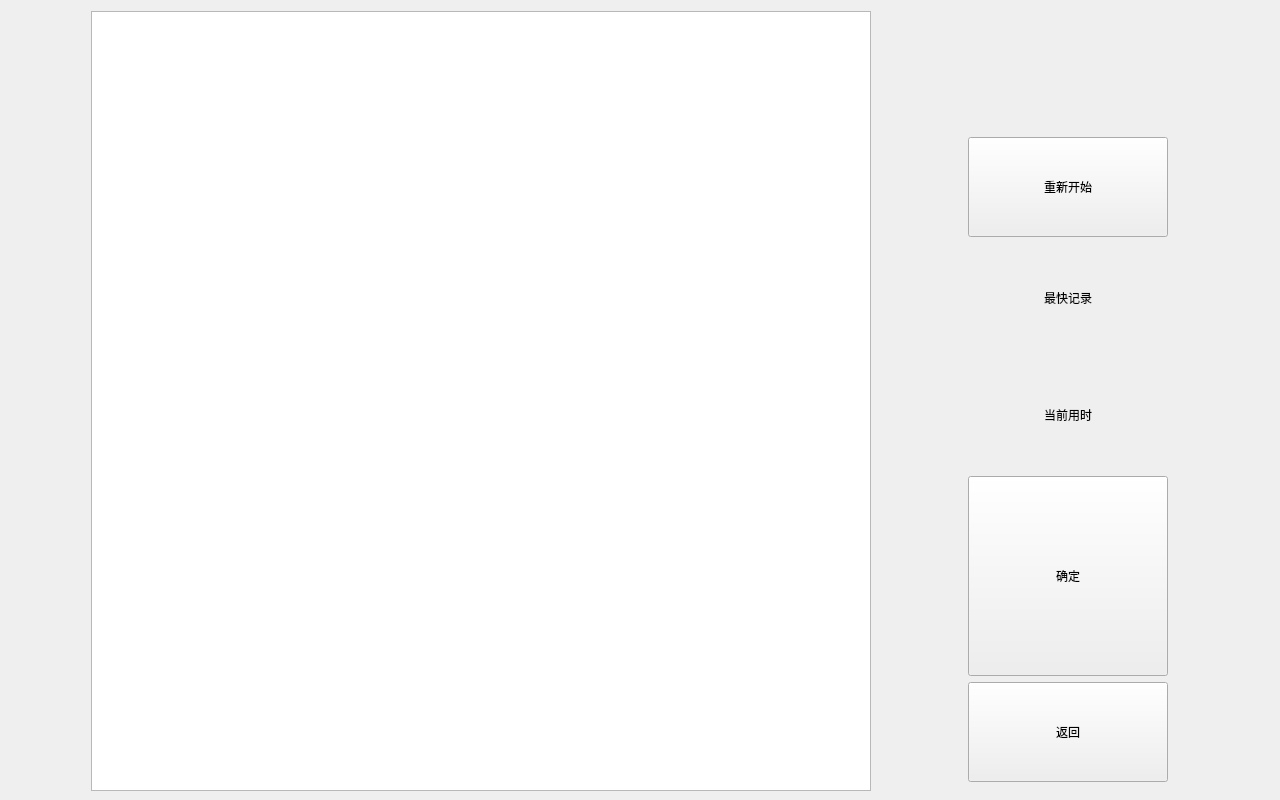
Qt form Source/Forms/gameplay.ui (wutongshufqw/Game) before a commit.
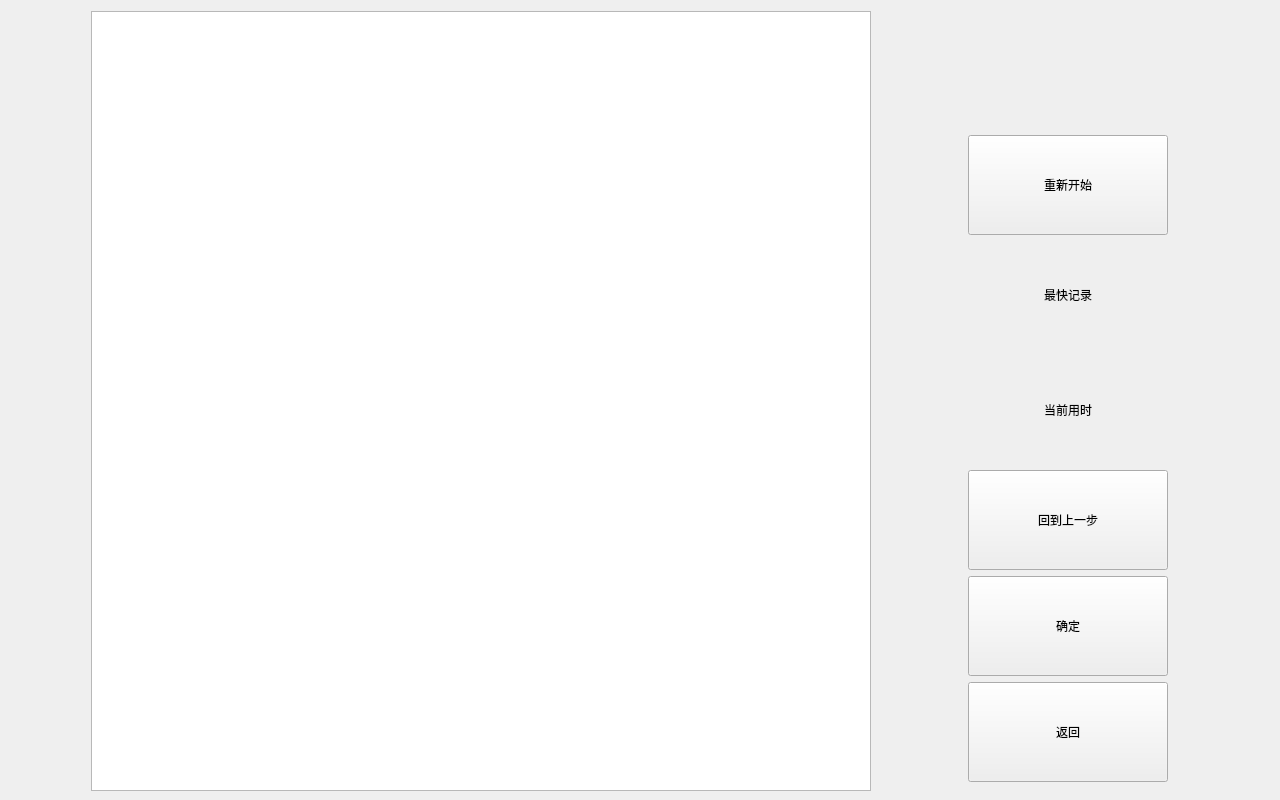
The same form after that commit.

```diff
--- a/Source/Forms/gameplay.ui
+++ b/Source/Forms/gameplay.ui
@@ -123,18 +123,37 @@
                                 </property>
                             </widget>
                         </item>
+      <item>
+       <widget class="QPushButton" name="step_back">
+        <property name="minimumSize">
+         <size>
+          <width>200</width>
+          <height>100</height>
+         </size>
+        </property>
+        <property name="maximumSize">
+         <size>
+          <width>200</width>
+          <height>100</height>
+         </size>
+        </property>
+        <property name="text">
+         <string>回到上一步</string>
+        </property>
+       </widget>
+      </item>
                         <item>
                             <widget class="QPushButton" name="submit">
                                 <property name="minimumSize">
                                     <size>
                                         <width>200</width>
-                                        <height>200</height>
+          <height>100</height>
                                     </size>
                                 </property>
                                 <property name="maximumSize">
                                     <size>
                                         <width>200</width>
-                                        <height>200</height>
+          <height>100</height>
                                     </size>
                                 </property>
                                 <property name="text">
```
Left out of the diff: 3 changed lines with no effect on the pictures. Lines whose indentation alone changed are shown as unchanged.
